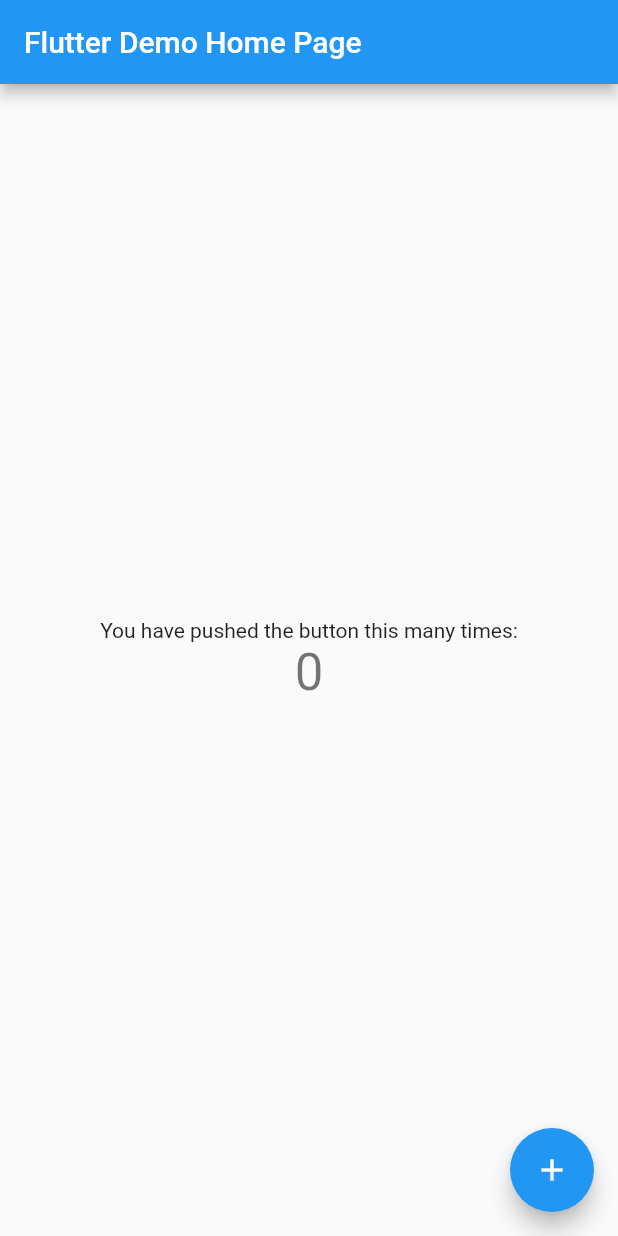
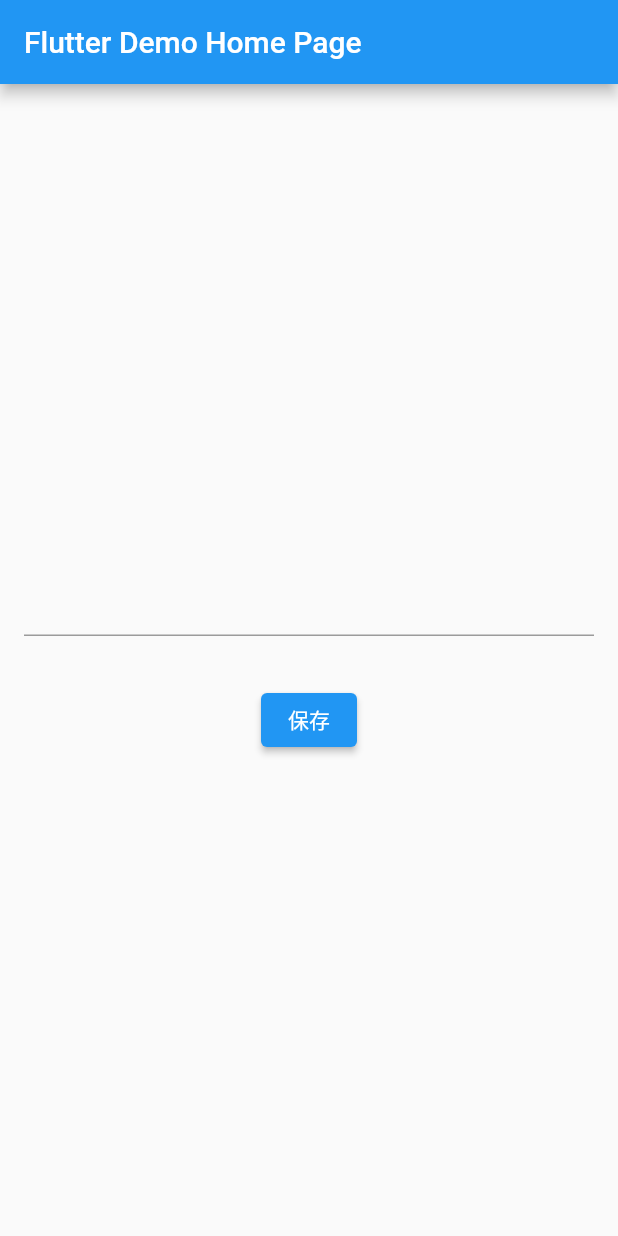
Before and after one commit to fixtip12/flutter_note, a Flutter app: the screen it shows after launch, on a phone screen of 412 x 824 dp. Run offline on Flutter 3.47's test engine with Material 2 defaults, Android fonts, the phone set to English and light mode, and no system bars.

Commit message:
メモ入力画面作成

```diff
--- a/lib/main.dart
+++ b/lib/main.dart
@@ -75,41 +75,20 @@ class _MyHomePageState extends State<MyHomePage> {
           // the App.build method, and use it to set our appbar title.
           title: Text(widget.title),
         ),
-      body: Center(
-        // Center is a layout widget. It takes a single child and positions it
-        // in the middle of the parent.
+        body: Padding(
+          padding: const EdgeInsets.all(16.0),
           child: Column(
-          // Column is also a layout widget. It takes a list of children and
-          // arranges them vertically. By default, it sizes itself to fit its
-          // children horizontally, and tries to be as tall as its parent.
-          //
-          // Invoke "debug painting" (press "p" in the console, choose the
-          // "Toggle Debug Paint" action from the Flutter Inspector in Android
-          // Studio, or the "Toggle Debug Paint" command in Visual Studio Code)
-          // to see the wireframe for each widget.
-          //
-          // Column has various properties to control how it sizes itself and
-          // how it positions its children. Here we use mainAxisAlignment to
-          // center the children vertically; the main axis here is the vertical
-          // axis because Columns are vertical (the cross axis would be
-          // horizontal).
-          mainAxisAlignment: MainAxisAlignment.center,
-          children: <Widget>[
-            const Text(
-              'You have pushed the button this many times:',
+            children: [
+              const Spacer(),
+              const TextField(),
+              const SizedBox(height: 32),
+              ElevatedButton(
+                onPressed: () {},
+                child: const Text('保存'),
               ),
-            Text(
-              '$_counter',
-              style: Theme.of(context).textTheme.headline4,
-            ),
+              const Spacer()
             ],
           ),
-      ),
-      floatingActionButton: FloatingActionButton(
-        onPressed: _incrementCounter,
-        tooltip: 'Increment',
-        child: const Icon(Icons.add),
-      ), // This trailing comma makes auto-formatting nicer for build methods.
-    );
+        ));
   }
 }
```
Lines whose indentation alone changed are shown as unchanged.
